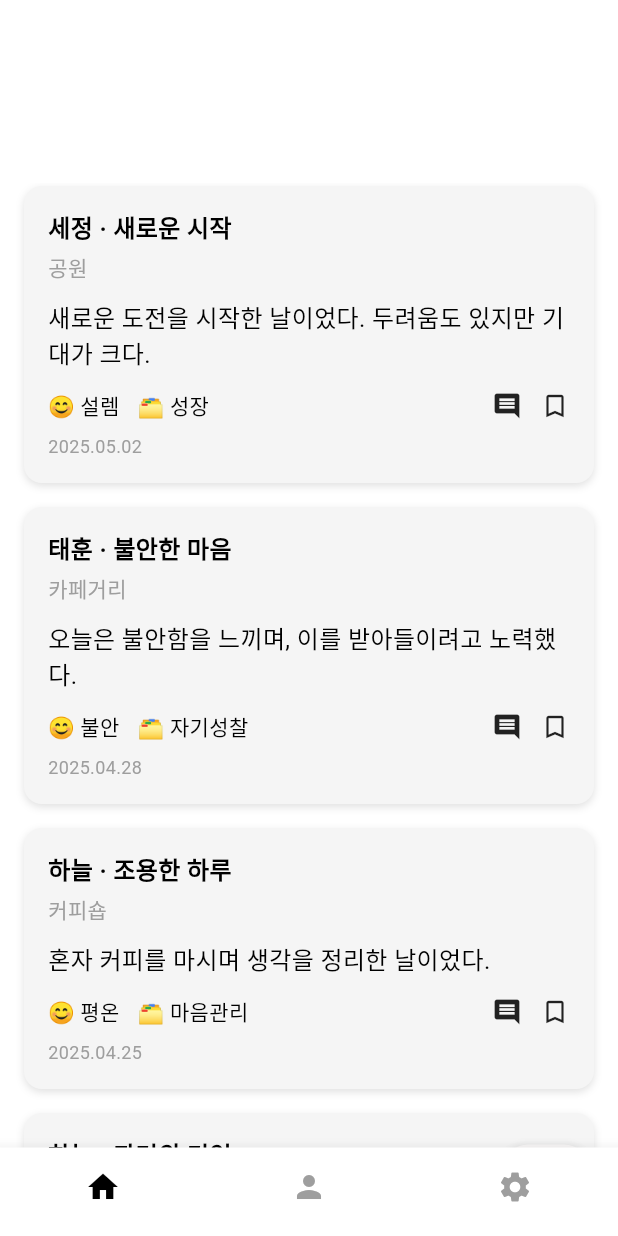
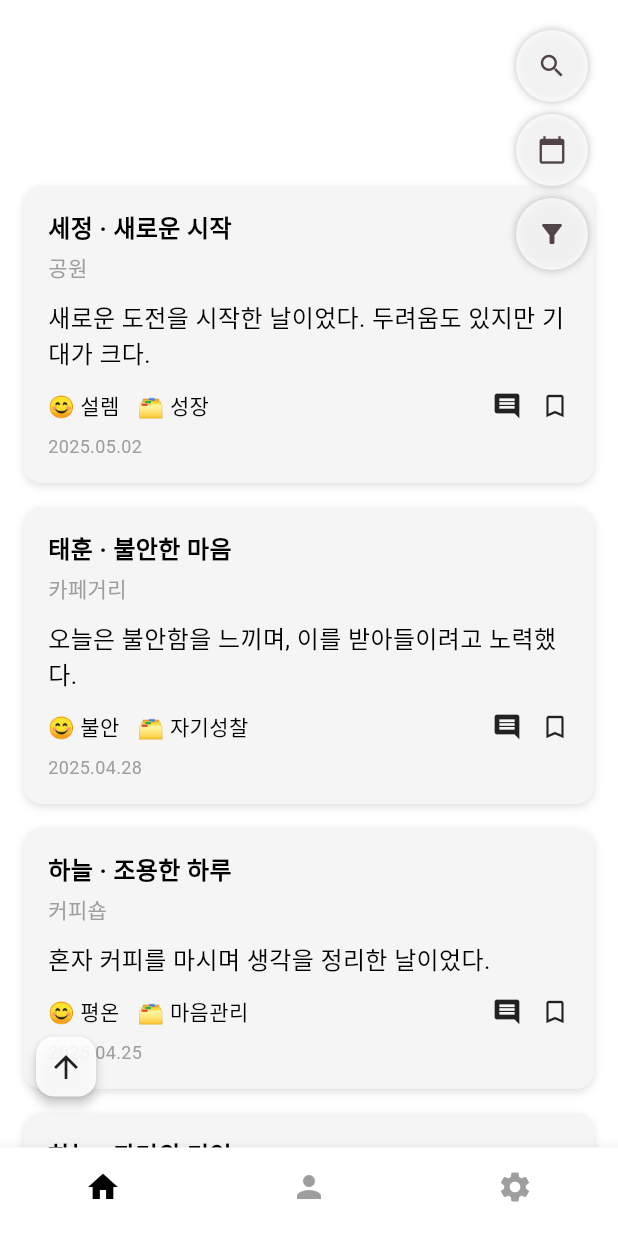
Before and after one commit to dhkdgh98/RelateX_front_main, a Flutter app: the BottomNavScreen screen opened directly, scrolled down 576 dp, on a phone screen of 412 x 824 dp. Run offline on Flutter 3.47's test engine with Material 3 defaults, Android fonts, the phone set to English and light mode, and no system bars.

Commit message:
스크롤 내릴때, 검색, 캘린더, 필터 버튼 추가
각 버튼과 대응하는 모달 화면 생성완료

```diff
--- a/lib/features/home/view/home_screen.dart
+++ b/lib/features/home/view/home_screen.dart
@@ -4,7 +4,8 @@ import 'package:flutter/material.dart';
 import 'home_widgets/recordBoxWidget.dart';
 import 'home_widgets/timelineList.dart';
 import '../model/home_model.dart';
-import 'home_widgets/chat_floating_button.dart'; // ✅ 오빠가 만든 챗 위젯
+import 'home_widgets/chat_floating_button.dart';
+import 'home_widgets/buttons.dart'; // ✅ 버튼 묶음 위젯!
 
 class HomeScreen extends StatefulWidget {
   const HomeScreen({super.key});
@@ -81,6 +82,7 @@ class _HomeScreenState extends State<HomeScreen> {
                       )
                     : const SizedBox.shrink(),
               ),
+
               // ✅ 타임라인 리스트
               Expanded(
                 child: ListView(
@@ -94,16 +96,28 @@ class _HomeScreenState extends State<HomeScreen> {
           ),
         ),
 
-        // ✅ 챗봇 플로팅 버튼 (스크롤 시 아래로 사라지게)
+        // ✅ showRecordBox가 true일 때 챗봇 버튼 보이고,
+        // false일 땐 버튼 묶음 보여주기!
+        if (showRecordBox)
           Positioned(
             bottom: 30,
             right: 20,
             child: AnimatedSlide(
-            offset: showRecordBox ? Offset.zero : const Offset(0, 1.5), // 아래로 사라지게
+              offset: Offset.zero,
               duration: const Duration(milliseconds: 300),
               curve: Curves.easeInOut,
               child: const ChatFloatingButton(),
             ),
+          )
+        else
+          Buttons(
+            onScrollToTop: () {
+              _scrollController.animateTo(
+                0,
+                duration: const Duration(milliseconds: 300),
+                curve: Curves.easeOut,
+              );
+            },
           ),
       ],
     );
--- /dev/null
+++ b/lib/features/home/view/home_widgets/buttons.dart
@@ -0,0 +1,228 @@
+// import 'package:flutter/material.dart';
+// import 'search_field.dart'; // ✅ 이거 추가해줘야 해!
+
+// class Buttons extends StatefulWidget {
+//   final VoidCallback onScrollToTop;
+
+//   const Buttons({super.key, required this.onScrollToTop});
+
+//   @override
+//   State<Buttons> createState() => _ButtonsState();
+// }
+
+// class _ButtonsState extends State<Buttons> {
+//   bool _isSearching = false;
+//   final TextEditingController _searchController = TextEditingController();
+
+//   @override
+//   Widget build(BuildContext context) {
+//     return Stack(
+//       children: [
+//         // ✅ 상단 우측 버튼 or 검색 필드
+//         Positioned(
+//           top: 20,
+//           right: 20,
+//           child: Column(
+//             crossAxisAlignment: CrossAxisAlignment.end,
+//             children: [
+//               _isSearching
+//                   ? SearchField(
+//                       controller: _searchController,
+//                       onCancel: () {
+//                         setState(() {
+//                           _isSearching = false;
+//                           _searchController.clear();
+//                         });
+//                       },
+//                     )
+//                   : _buildSmallIconButton(
+//                       icon: Icons.search,
+//                       onPressed: () {
+//                         setState(() {
+//                           _isSearching = true;
+//                         });
+//                       },
+//                     ),
+//               const SizedBox(height: 8),
+//               _buildSmallIconButton(
+//                 icon: Icons.calendar_today,
+//                 onPressed: () {
+//                   // TODO: 캘린더 액션
+//                 },
+//               ),
+//               const SizedBox(height: 8),
+//               _buildSmallIconButton(
+//                 icon: Icons.filter_alt,
+//                 onPressed: () {
+//                   // TODO: 필터 액션
+//                 },
+//               ),
+//             ],
+//           ),
+//         ),
+
+//         // ✅ 하단 좌측 버튼 (스크롤 맨 위로)
+//         Positioned(
+//           bottom: 30,
+//           left: 20,
+//           child: FloatingActionButton(
+//             heroTag: 'scrollToTop',
+//             onPressed: widget.onScrollToTop,
+//             backgroundColor: Colors.white.withOpacity(0.9),
+//             foregroundColor: Colors.black87,
+//             mini: true,
+//             elevation: 3,
+//             child: const Icon(Icons.arrow_upward),
+//           ),
+//         ),
+//       ],
+//     );
+//   }
+
+//   Widget _buildSmallIconButton({
+//     required IconData icon,
+//     required VoidCallback onPressed,
+//   }) {
+//     return Container(
+//       decoration: BoxDecoration(
+//         color: Colors.white.withOpacity(0.8),
+//         shape: BoxShape.circle,
+//         boxShadow: [
+//           BoxShadow(
+//             color: Colors.black26,
+//             blurRadius: 4,
+//           ),
+//         ],
+//       ),
+//       child: IconButton(
+//         icon: Icon(icon, size: 20),
+//         onPressed: onPressed,
+//         tooltip: icon.toString(),
+//       ),
+//     );
+//   }
+// }
+import 'package:flutter/material.dart';
+import 'search_field.dart'; // ✅ 검색 필드 위젯
+import 'calendar.dart';     // ✅ 캘린더 모달
+import 'filter.dart';       // ✅ 필터 모달
+
+class Buttons extends StatefulWidget {
+  final VoidCallback onScrollToTop;
+
+  const Buttons({super.key, required this.onScrollToTop});
+
+  @override
+  State<Buttons> createState() => _ButtonsState();
+}
+
+class _ButtonsState extends State<Buttons> {
+  bool _isSearching = false;
+  final TextEditingController _searchController = TextEditingController();
+
+  void _openCalendarModal() {
+    showModalBottomSheet(
+      context: context,
+      backgroundColor: Colors.white,
+      shape: const RoundedRectangleBorder(
+        borderRadius: BorderRadius.vertical(top: Radius.circular(20)),
+      ),
+      builder: (context) => const CalendarModal(),
+    );
+  }
+
+  void _openFilterModal() {
+    showModalBottomSheet(
+      context: context,
+      backgroundColor: Colors.white,
+      shape: const RoundedRectangleBorder(
+        borderRadius: BorderRadius.vertical(top: Radius.circular(20)),
+      ),
+      builder: (context) => const FilterModal(),
+    );
+  }
+
+  @override
+  Widget build(BuildContext context) {
+    return Stack(
+      children: [
+        // ✅ 상단 우측 버튼 or 검색 필드
+        Positioned(
+          top: 20,
+          right: 20,
+          child: Column(
+            crossAxisAlignment: CrossAxisAlignment.end,
+            children: [
+              _isSearching
+                  ? SearchField(
+                      controller: _searchController,
+                      onCancel: () {
+                        setState(() {
+                          _isSearching = false;
+                          _searchController.clear();
+                        });
+                      },
+                    )
+                  : _buildSmallIconButton(
+                      icon: Icons.search,
+                      onPressed: () {
+                        setState(() {
+                          _isSearching = true;
+                        });
+                      },
+                    ),
+              const SizedBox(height: 8),
+              _buildSmallIconButton(
+                icon: Icons.calendar_today,
+                onPressed: _openCalendarModal,
+              ),
+              const SizedBox(height: 8),
+              _buildSmallIconButton(
+                icon: Icons.filter_alt,
+                onPressed: _openFilterModal,
+              ),
+            ],
+          ),
+        ),
+
+        // ✅ 하단 좌측 버튼 (맨 위로)
+        Positioned(
+          bottom: 30,
+          left: 20,
+          child: FloatingActionButton(
+            heroTag: 'scrollToTop',
+            onPressed: widget.onScrollToTop,
+            backgroundColor: Colors.white.withOpacity(0.9),
+            foregroundColor: Colors.black87,
+            mini: true,
+            elevation: 3,
+            child: const Icon(Icons.arrow_upward),
+          ),
+        ),
+      ],
+    );
+  }
+
+  Widget _buildSmallIconButton({
+    required IconData icon,
+    required VoidCallback onPressed,
+  }) {
+    return Container(
+      decoration: BoxDecoration(
+        color: Colors.white.withOpacity(0.8),
+        shape: BoxShape.circle,
+        boxShadow: [
+          BoxShadow(
+            color: Colors.black26,
+            blurRadius: 4,
+          ),
+        ],
+      ),
+      child: IconButton(
+        icon: Icon(icon, size: 20),
+        onPressed: onPressed,
+        tooltip: icon.toString(),
+      ),
+    );
+  }
+}
```
Also changed, not shown: lib/features/home/view/home_widgets/calendar.dart (added, +16 -0 lines), lib/features/home/view/home_widgets/filter.dart (added, +16 -0 lines), lib/features/home/view/home_widgets/monthCalendar.dart (deleted, +0 -40 lines), lib/features/home/view/home_widgets/search_field.dart (added, +50 -0 lines), lib/features/home/view/home_widgets/timelineList.dart (+0 -107 lines). Lines whose indentation alone changed are shown as unchanged.
